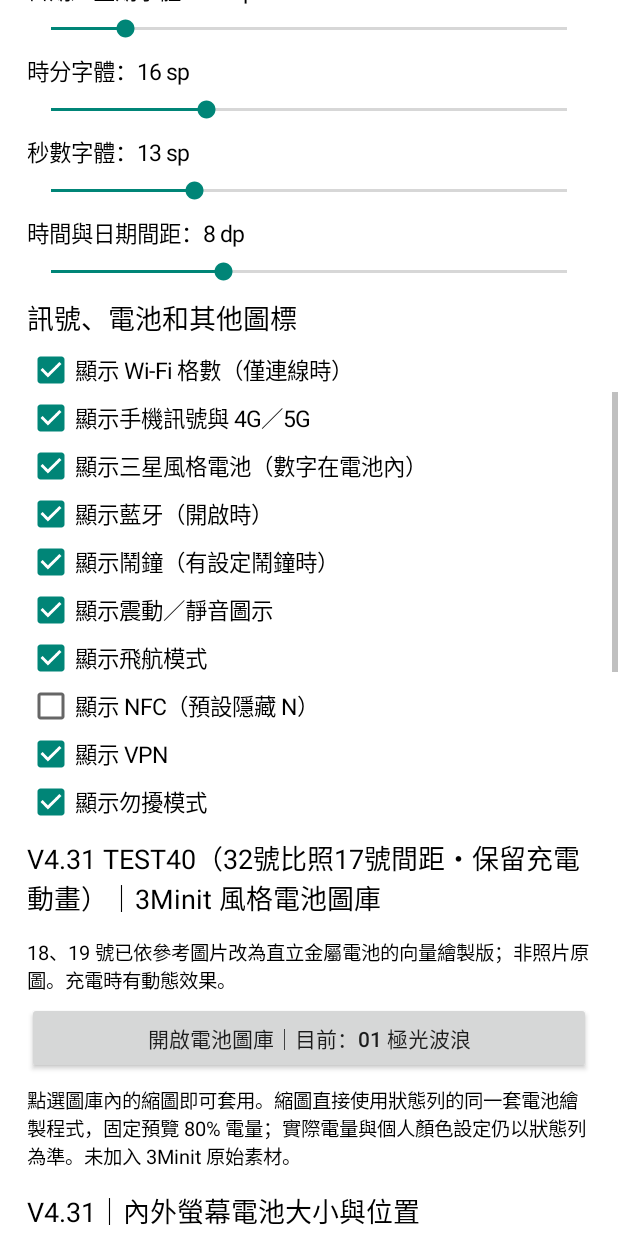
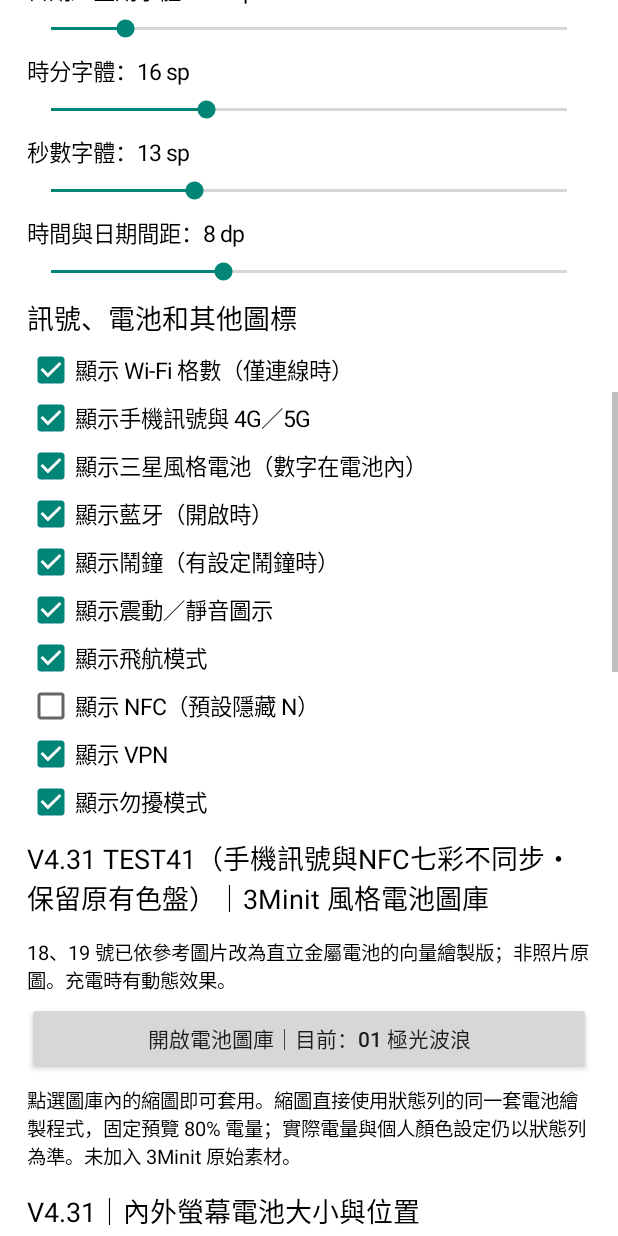
Before and after one commit to tel24827177-afk/Samsung-StatusBar-V431, an Android app: the StatusBarSettingsActivity screen opened directly, with no data from a screen before it, scrolled down 1153 dp, on a phone screen of 412 x 824 dp. Run offline under Robolectric (Android 15) with nearby library versions, the phone set to English and light mode, and no system bars.

Commit message:
TEST41: label cellular/NFC rainbow color separation

```diff
--- a/app/src/main/java/com/samsung/colorstatusbar/StatusBarSettingsActivity.java
+++ b/app/src/main/java/com/samsung/colorstatusbar/StatusBarSettingsActivity.java
@@ -242,7 +242,7 @@ public class StatusBarSettingsActivity extends Activity {
         addCheckBox("show_nfc", "顯示 NFC（預設隱藏 N）", false);
         addCheckBox("show_vpn", "顯示 VPN", true);
         addCheckBox("show_dnd", "顯示勿擾模式", true);
-        heading("V4.31 TEST40（32號比照17號間距・保留充電動畫）｜3Minit 風格電池圖庫", 18);
+        heading("V4.31 TEST41（手機訊號與NFC七彩不同步・保留原有色盤）｜3Minit 風格電池圖庫", 18);
         note("18、19 號已依參考圖片改為直立金屬電池的向量繪製版；非照片原圖。充電時有動態效果。");
         final String[] batteryStyles = {
             "01 極光波浪", "02 V4.30 原版電池", "03 RGB 五色", "04 數字電量光環",
```
